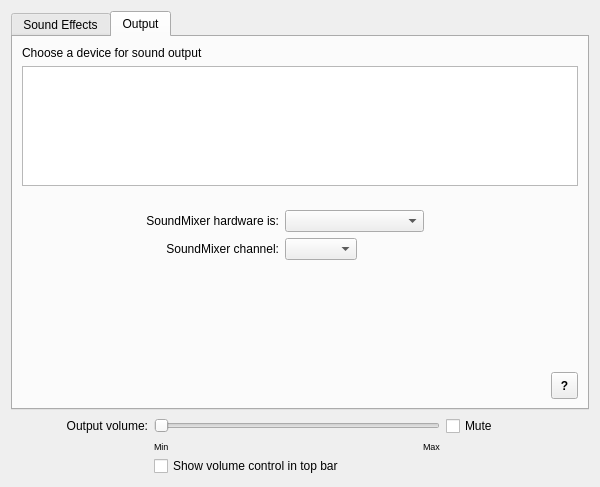
Before: the Qt Designer form syspref/forms/sound.ui in admiral0/Antico-Deluxe, drawn with Qt 5.
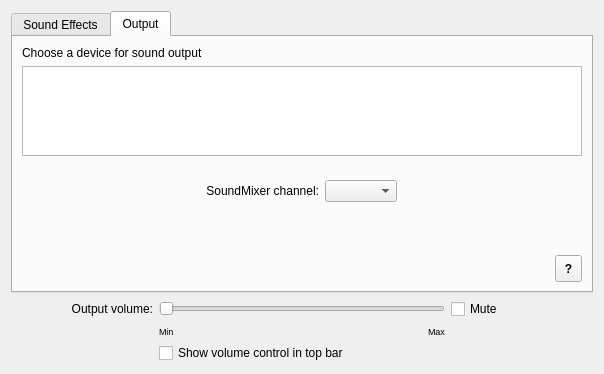
After: the same form once the commit is applied. The open tabs and pages were chosen to show the change. Icons and pictures are not drawn.

Commit message: all configurations are managed in more central way using AmeDirs and AmeSettings; config files are now located at ~/ame/configs changed default background for dockbar; fixed defect #7 - bottom panel is not visible when running WM for the first time

```diff
--- a/syspref/forms/sound.ui
+++ b/syspref/forms/sound.ui
@@ -5,14 +5,14 @@
    <rect>
     <x>0</x>
     <y>0</y>
-    <width>600</width>
-    <height>487</height>
+    <width>604</width>
+    <height>374</height>
    </rect>
   </property>
   <property name="windowTitle" >
    <string>Form</string>
   </property>
-  <layout class="QGridLayout" name="gridLayout" >
+  <layout class="QGridLayout" name="gridLayout_3" >
    <item row="0" column="0" >
     <widget class="QTabWidget" name="atab" >
      <property name="sizePolicy" >
@@ -28,7 +28,7 @@
       <attribute name="title" >
        <string>Sound Effects</string>
       </attribute>
-      <layout class="QGridLayout" name="gridLayout_3" >
+      <layout class="QGridLayout" name="gridLayout_4" >
        <item row="0" column="0" colspan="5" >
         <widget class="QLabel" name="label" >
          <property name="sizePolicy" >
@@ -153,8 +153,8 @@
       <attribute name="title" >
        <string>Output</string>
       </attribute>
-      <layout class="QGridLayout" name="gridLayout_4" >
-       <item row="0" column="0" colspan="5" >
+      <layout class="QGridLayout" name="gridLayout" >
+       <item row="0" column="0" colspan="3" >
         <widget class="QLabel" name="label_3" >
          <property name="sizePolicy" >
           <sizepolicy vsizetype="Preferred" hsizetype="Expanding" >
@@ -167,7 +167,7 @@
          </property>
         </widget>
        </item>
-       <item row="1" column="0" colspan="5" >
+       <item row="1" column="0" colspan="3" >
         <widget class="QListWidget" name="devicesList" >
          <property name="maximumSize" >
           <size>
@@ -177,7 +177,7 @@
          </property>
         </widget>
        </item>
-       <item row="2" column="2" >
+       <item row="2" column="1" >
         <spacer name="verticalSpacer" >
          <property name="orientation" >
           <enum>Qt::Vertical</enum>
@@ -193,20 +193,7 @@
          </property>
         </spacer>
        </item>
-       <item row="3" column="1" >
-        <widget class="QLabel" name="label_4" >
-         <property name="text" >
-          <string>SoundMixer hardware is:</string>
-         </property>
-         <property name="alignment" >
-          <set>Qt::AlignRight|Qt::AlignTrailing|Qt::AlignVCenter</set>
-         </property>
-        </widget>
-       </item>
-       <item row="3" column="2" colspan="2" >
-        <widget class="QComboBox" name="SndMixerHwdCmb" />
-       </item>
-       <item row="4" column="0" >
+       <item row="3" column="0" >
         <spacer name="horizontalSpacer_6" >
          <property name="orientation" >
           <enum>Qt::Horizontal</enum>
@@ -222,33 +209,24 @@
          </property>
         </spacer>
        </item>
-       <item row="4" column="1" >
-        <widget class="QLabel" name="label_5" >
-         <property name="text" >
-          <string>SoundMixer channel:</string>
-         </property>
-         <property name="alignment" >
-          <set>Qt::AlignRight|Qt::AlignTrailing|Qt::AlignVCenter</set>
-         </property>
-        </widget>
+       <item row="3" column="1" >
+        <layout class="QHBoxLayout" name="horizontalLayout_3" >
+         <item>
+          <widget class="QLabel" name="label_5" >
+           <property name="text" >
+            <string>SoundMixer channel:</string>
+           </property>
+           <property name="alignment" >
+            <set>Qt::AlignRight|Qt::AlignTrailing|Qt::AlignVCenter</set>
+           </property>
+          </widget>
+         </item>
+         <item>
+          <widget class="QComboBox" name="MixerChannelCmb" />
+         </item>
+        </layout>
        </item>
-       <item row="4" column="2" >
-        <widget class="QComboBox" name="MixerChannelCmb" />
-       </item>
-       <item row="4" column="3" >
-        <spacer name="horizontalSpacer_5" >
-         <property name="orientation" >
-          <enum>Qt::Horizontal</enum>
-         </property>
-         <property name="sizeHint" stdset="0" >
-          <size>
-           <width>118</width>
-           <height>20</height>
-          </size>
-         </property>
-        </spacer>
-       </item>
-       <item row="4" column="4" >
+       <item row="3" column="2" >
         <spacer name="horizontalSpacer_7" >
          <property name="orientation" >
           <enum>Qt::Horizontal</enum>
@@ -264,7 +242,7 @@
          </property>
         </spacer>
        </item>
-       <item row="5" column="2" >
+       <item row="4" column="1" >
         <spacer name="verticalSpacer_2" >
          <property name="orientation" >
           <enum>Qt::Vertical</enum>
@@ -277,7 +255,7 @@
          </property>
         </spacer>
        </item>
-       <item row="6" column="0" colspan="5" >
+       <item row="5" column="0" colspan="3" >
         <layout class="QHBoxLayout" name="horizontalLayout" >
          <item>
           <spacer name="horizontalSpacer_8" >
@@ -335,8 +313,14 @@
    </item>
    <item row="1" column="0" >
     <layout class="QGridLayout" name="gridLayout_2" >
+     <property name="leftMargin" >
+      <number>9</number>
+     </property>
+     <property name="rightMargin" >
+      <number>9</number>
+     </property>
      <property name="verticalSpacing" >
-      <number>0</number>
+      <number>2</number>
      </property>
      <item row="0" column="0" >
       <spacer name="horizontalSpacer_3" >
@@ -344,18 +328,30 @@
         <enum>Qt::Horizontal</enum>
        </property>
        <property name="sizeType" >
-        <enum>QSizePolicy::MinimumExpanding</enum>
+        <enum>QSizePolicy::Fixed</enum>
        </property>
        <property name="sizeHint" stdset="0" >
         <size>
-         <width>55</width>
-         <height>20</height>
+         <width>24</width>
+         <height>17</height>
         </size>
        </property>
       </spacer>
      </item>
      <item row="0" column="1" >
       <widget class="QLabel" name="label_2" >
+       <property name="sizePolicy" >
+        <sizepolicy vsizetype="Preferred" hsizetype="MinimumExpanding" >
+         <horstretch>0</horstretch>
+         <verstretch>0</verstretch>
+        </sizepolicy>
+       </property>
+       <property name="minimumSize" >
+        <size>
+         <width>95</width>
+         <height>0</height>
+        </size>
+       </property>
        <property name="text" >
         <string>Output volume:</string>
        </property>
@@ -366,6 +362,12 @@
      </item>
      <item row="0" column="2" >
       <widget class="QSlider" name="MasterVolume" >
+       <property name="sizePolicy" >
+        <sizepolicy vsizetype="Fixed" hsizetype="Minimum" >
+         <horstretch>0</horstretch>
+         <verstretch>0</verstretch>
+        </sizepolicy>
+       </property>
        <property name="minimumSize" >
         <size>
          <width>286</width>
@@ -379,26 +381,38 @@
      </item>
      <item row="0" column="3" >
       <widget class="QCheckBox" name="muteChk" >
+       <property name="sizePolicy" >
+        <sizepolicy vsizetype="Fixed" hsizetype="MinimumExpanding" >
+         <horstretch>0</horstretch>
+         <verstretch>0</verstretch>
+        </sizepolicy>
+       </property>
        <property name="minimumSize" >
         <size>
-         <width>87</width>
+         <width>95</width>
          <height>0</height>
         </size>
        </property>
+       <property name="autoFillBackground" >
+        <bool>false</bool>
+       </property>
        <property name="text" >
         <string>Mute</string>
        </property>
       </widget>
      </item>
      <item row="0" column="4" >
-      <spacer name="horizontalSpacer_4" >
+      <spacer name="horizontalSpacer_5" >
        <property name="orientation" >
         <enum>Qt::Horizontal</enum>
        </property>
+       <property name="sizeType" >
+        <enum>QSizePolicy::Fixed</enum>
+       </property>
        <property name="sizeHint" stdset="0" >
         <size>
-         <width>70</width>
-         <height>20</height>
+         <width>24</width>
+         <height>17</height>
         </size>
        </property>
       </spacer>
```
Left out of the diff: 8 changed lines with no effect on the pictures. The commit also changes 18 other files.
